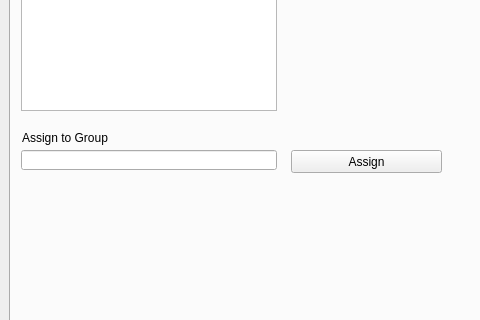
Qt form motiga/tool/fossil/ui/rigToolUI.ui (patcorwin/fossil) before a commit; both pictures show x 0 to 480 and y 264 to 584 of the 1234 by 947 pixel window.
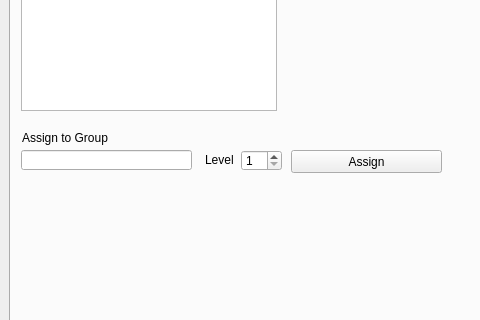
The same form after that commit. The open tabs and pages were chosen to show the change. Custom widgets are drawn as their Qt base class.

Commit message: Vis groups have levels for easy visility hierarchies.

Patch:
```diff
--- a/motiga/tool/fossil/ui/rigToolUI.ui
+++ b/motiga/tool/fossil/ui/rigToolUI.ui
@@ -698,7 +698,7 @@
          <rect>
           <x>10</x>
           <y>360</y>
-          <width>256</width>
+          <width>171</width>
           <height>20</height>
          </rect>
         </property>
@@ -729,6 +729,32 @@
          <string>Assign to Group</string>
         </property>
        </widget>
+       <widget class="QSpinBox" name="groupLevel">
+        <property name="geometry">
+         <rect>
+          <x>230</x>
+          <y>360</y>
+          <width>41</width>
+          <height>21</height>
+         </rect>
+        </property>
+        <property name="minimum">
+         <number>1</number>
+        </property>
+       </widget>
+       <widget class="QLabel" name="label_4">
+        <property name="geometry">
+         <rect>
+          <x>194</x>
+          <y>362</y>
+          <width>31</width>
+          <height>16</height>
+         </rect>
+        </property>
+        <property name="text">
+         <string>Level</string>
+        </property>
+       </widget>
       </widget>
       <widget class="QWidget" name="tab_5">
        <attribute name="title">
```
The commit also changes 2 other files.
